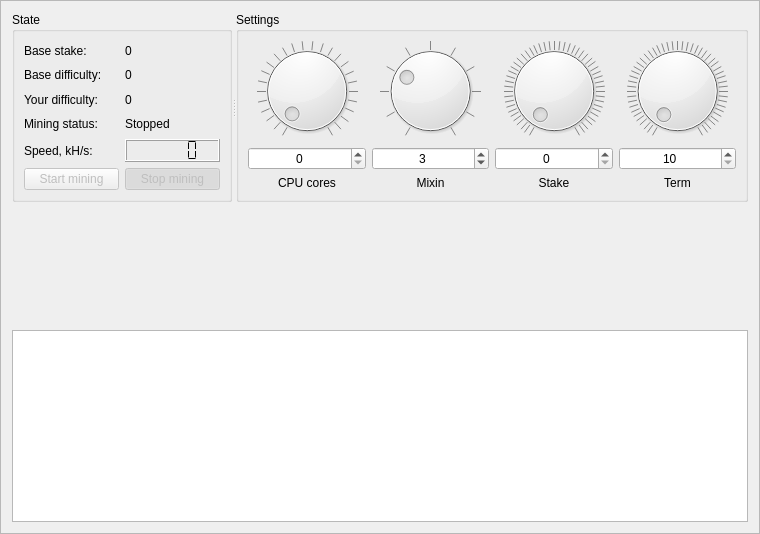
Old version of the form src/gui/ui/miningframe.ui in the repository aivve/KarbowanecWallet.
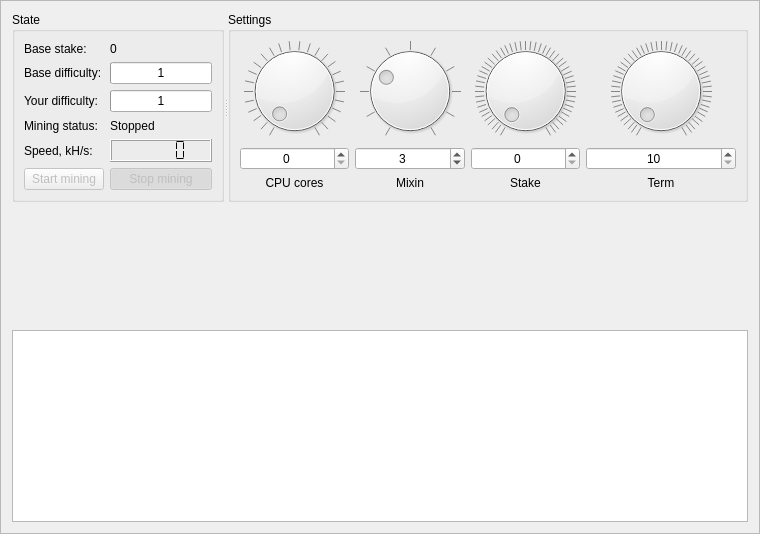
New version of the form. Custom widgets are drawn as their Qt base class.

Commit message: Visualize miner vs base diff with progress bar

```diff
--- a/src/gui/ui/miningframe.ui
+++ b/src/gui/ui/miningframe.ui
@@ -33,13 +33,6 @@
        <string>State</string>
       </property>
       <layout class="QGridLayout" name="gridLayout">
-       <item row="2" column="1">
-        <widget class="QLabel" name="m_minerDiff">
-         <property name="text">
-          <string>0</string>
-         </property>
-        </widget>
-       </item>
        <item row="5" column="1">
         <widget class="QPushButton" name="m_stopSolo">
          <property name="enabled">
@@ -59,13 +52,6 @@
          </attribute>
         </widget>
        </item>
-       <item row="1" column="1">
-        <widget class="QLabel" name="m_baseDiff">
-         <property name="text">
-          <string>0</string>
-         </property>
-        </widget>
-       </item>
        <item row="3" column="0">
         <widget class="QLabel" name="label_4">
          <property name="text">
@@ -138,6 +124,32 @@
          </property>
         </widget>
        </item>
+       <item row="1" column="1">
+        <widget class="QProgressBar" name="m_baseDiff">
+         <property name="minimum">
+          <number>1</number>
+         </property>
+         <property name="value">
+          <number>1</number>
+         </property>
+         <property name="format">
+          <string notr="true">%v</string>
+         </property>
+        </widget>
+       </item>
+       <item row="2" column="1">
+        <widget class="QProgressBar" name="m_minerDiff">
+         <property name="minimum">
+          <number>1</number>
+         </property>
+         <property name="value">
+          <number>1</number>
+         </property>
+         <property name="format">
+          <string notr="true">%v</string>
+         </property>
+        </widget>
+       </item>
       </layout>
      </widget>
      <widget class="QGroupBox" name="groupBox_3">
@@ -303,6 +315,12 @@
          </item>
          <item>
           <widget class="QSpinBox" name="m_termSpin">
+           <property name="minimumSize">
+            <size>
+             <width>150</width>
+             <height>0</height>
+            </size>
+           </property>
            <property name="alignment">
             <set>Qt::AlignCenter</set>
            </property>
```
Left out of the diff: 2 changed lines with no effect on the pictures. The commit also changes 3 other files.
